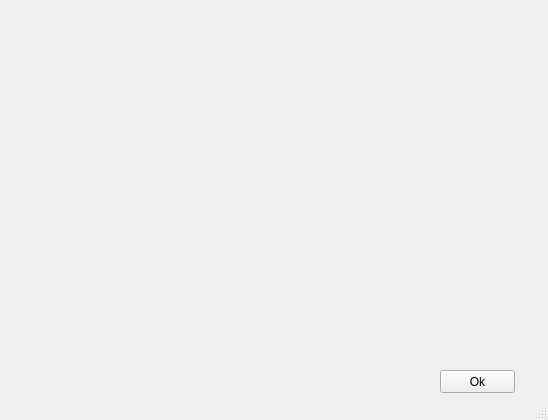
Old version of the form authorization.ui in the repository MaximFisherman/Fuel-for-ship-.
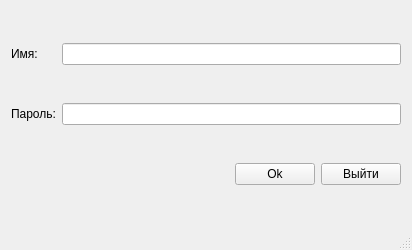
New version of the form.

What changed in the file:
```diff
--- a/authorization.ui
+++ b/authorization.ui
@@ -6,27 +6,71 @@
    <rect>
     <x>0</x>
     <y>0</y>
-    <width>548</width>
-    <height>420</height>
+    <width>412</width>
+    <height>250</height>
    </rect>
   </property>
   <property name="windowTitle">
    <string>QCustomPlot plot examples</string>
   </property>
   <widget class="QWidget" name="centralWidget">
-   <widget class="QPushButton" name="pushButton">
-    <property name="geometry">
-     <rect>
-      <x>440</x>
-      <y>370</y>
-      <width>75</width>
-      <height>23</height>
-     </rect>
-    </property>
-    <property name="text">
-     <string>Ok</string>
-    </property>
-   </widget>
+   <layout class="QGridLayout" name="gridLayout">
+    <item row="0" column="0">
+     <widget class="QLabel" name="label_2">
+      <property name="text">
+       <string>Имя:</string>
+      </property>
+     </widget>
+    </item>
+    <item row="0" column="1">
+     <widget class="QLineEdit" name="NameUser"/>
+    </item>
+    <item row="1" column="0">
+     <widget class="QLabel" name="label">
+      <property name="text">
+       <string>Пароль:</string>
+      </property>
+     </widget>
+    </item>
+    <item row="1" column="1">
+     <widget class="QLineEdit" name="PasswordUser">
+      <property name="echoMode">
+       <enum>QLineEdit::Password</enum>
+      </property>
+     </widget>
+    </item>
+    <item row="2" column="1">
+     <layout class="QHBoxLayout" name="horizontalLayout">
+      <item>
+       <spacer name="horizontalSpacer">
+        <property name="orientation">
+         <enum>Qt::Horizontal</enum>
+        </property>
+        <property name="sizeHint" stdset="0">
+         <size>
+          <width>40</width>
+          <height>20</height>
+         </size>
+        </property>
+       </spacer>
+      </item>
+      <item>
+       <widget class="QPushButton" name="pushButton">
+        <property name="text">
+         <string>Ok</string>
+        </property>
+       </widget>
+      </item>
+      <item>
+       <widget class="QPushButton" name="pushButton_2">
+        <property name="text">
+         <string>Выйти</string>
+        </property>
+       </widget>
+      </item>
+     </layout>
+    </item>
+   </layout>
   </widget>
   <widget class="QStatusBar" name="statusBar"/>
  </widget>
```
